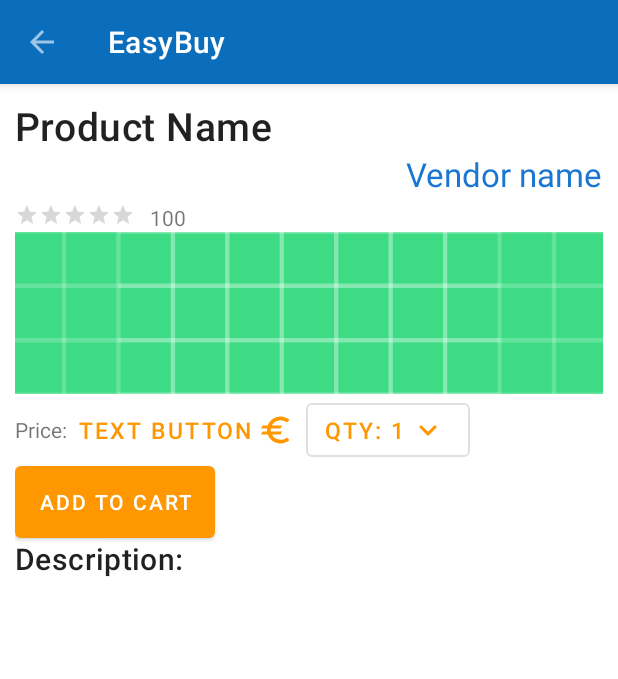
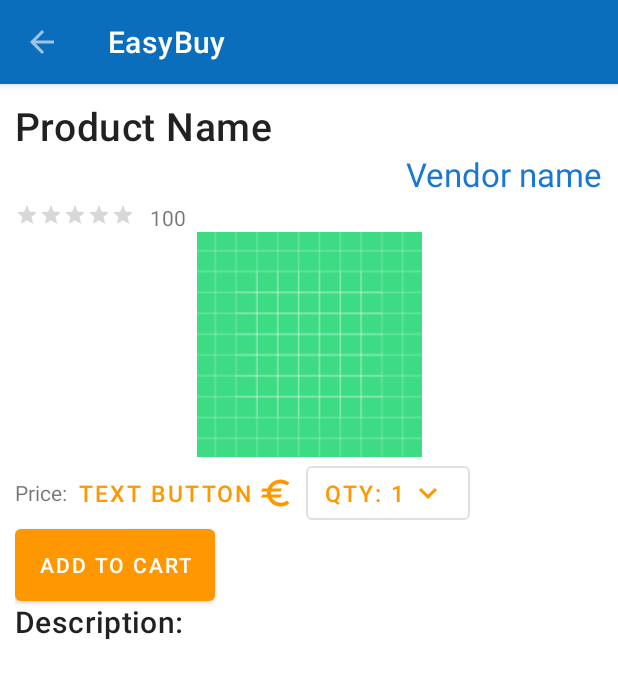
Before and after one commit to MizuNoMashu/HCI_Project, an Android app: the Item_description screen opened through its navigation route, on a phone screen of 412 x 824 dp. Shown: the top 679 px of the screen. Run offline under Robolectric (Android 15) with nearby library versions, the phone set to English and light mode, and no system bars.

Commit message:
Final commit

```diff
--- a/app/src/main/java/com/example/hci/MainActivity.kt
+++ b/app/src/main/java/com/example/hci/MainActivity.kt
@@ -32,9 +32,15 @@ class MainActivity : AppCompatActivity() {
         ldb?.insert_vendor("Facebook", "Social network", "4.1/5", R.drawable.facebook_logo)
         ldb?.insert_vendor("xiaomi", "Sells electronics devices", "4.5/5", R.drawable.xiaomi_logo)
         ldb?.insert_product(1 , "Ipad",
-            "A nice Ipad" , 400F,10000, 3F,  R.drawable.ipad)
+            "A nice Ipad" , 400F,100, 3F,  R.drawable.ipad)
+        ldb?.insert_product(1 , "Airpods",
+            "Beautiful headphones." , 290F,1000, 4.5F,  R.drawable.airpods)
+        ldb?.insert_product(1 , "MacBook",
+            "A nice laptop" , 1500F,50, 5F,  R.drawable.macbook)
         ldb?.insert_product(3,"Electric Scooter",
             "A powerful electric scooter" , 4000F, 1000 , 5F, R.drawable.monopattino)
+        ldb?.insert_product(3,"Mi11",
+            "A powerful phone" , 600F, 200 , 4.5F, R.drawable.mi11)
 
 
 
--- a/app/src/main/res/layout/fragment_item_description.xml
+++ b/app/src/main/res/layout/fragment_item_description.xml
@@ -67,7 +67,10 @@
                 android:layout_width="match_parent"
                 android:layout_height="wrap_content"
                 android:layout_marginTop="24dp"
-                android:scaleType="centerCrop"
+                android:adjustViewBounds="true"
+                android:maxWidth="150dp"
+                android:maxHeight="150dp"
+                android:scaleType="fitCenter"
                 android:src="@drawable/ic_launcher_background"
                 app:layout_constraintStart_toStartOf="parent"
                 app:layout_constraintTop_toBottomOf="@+id/vendor_name" />
--- a/app/src/main/res/layout/product_item_view.xml
+++ b/app/src/main/res/layout/product_item_view.xml
@@ -50,7 +50,10 @@
             android:id="@+id/item_image"
             android:layout_width="match_parent"
             android:layout_height="wrap_content"
-            android:scaleType="centerCrop"
+            android:adjustViewBounds="true"
+            android:maxWidth="150dp"
+            android:maxHeight="150dp"
+            android:scaleType="fitCenter"
             android:src="@drawable/ic_launcher_background" />
 
         <!-- Buttons -->
```
Also changed, not shown: app/src/main/res/drawable-xxhdpi/airpods.jpeg (added), app/src/main/res/drawable-xxhdpi/macbook.jpeg (added), app/src/main/res/drawable-xxhdpi/mi11.jpeg (added).
